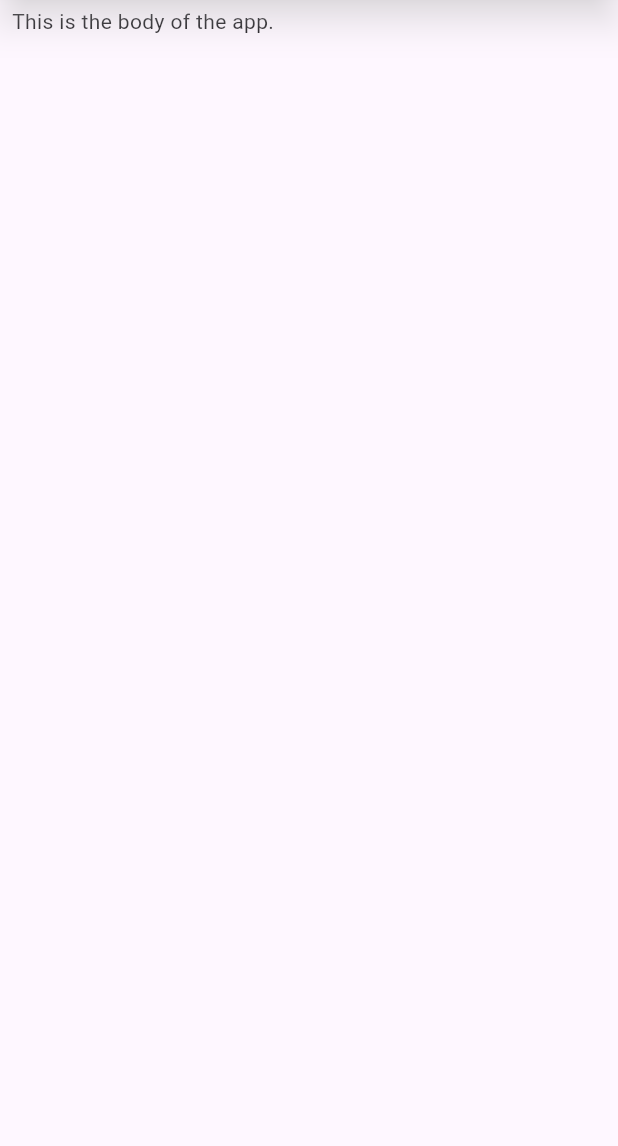
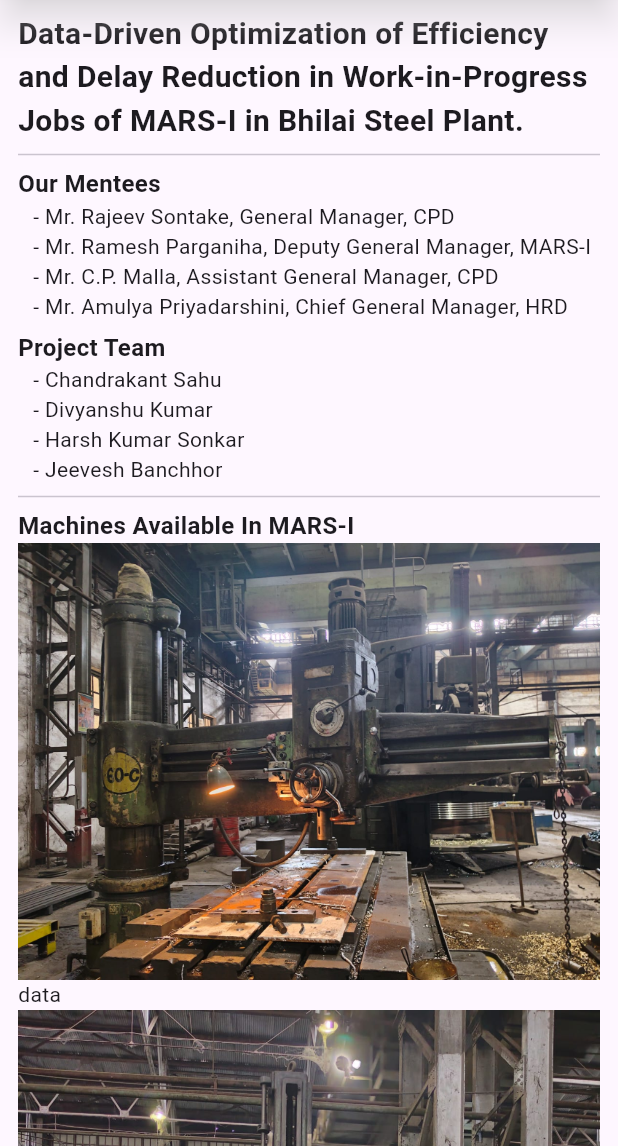
Before and after one commit to Chandrakant0110/bsp_app, a Flutter app: the screen it shows after launch, on a phone screen of 412 x 824 dp, the part 90-1236 px from its top. Run offline on Flutter 3.47's test engine with Material 3 defaults, Android fonts, the phone set to English and light mode, and no system bars.

Commit message:
code changes

```diff
--- a/lib/screens/home_screen.dart
+++ b/lib/screens/home_screen.dart
@@ -50,14 +50,91 @@ class _HomeScreenState extends State<HomeScreen> {
         elevation: 10,
         centerTitle: true,
       ),
-      body: const SingleChildScrollView(
+      body: SingleChildScrollView(
         child: Padding(
-          padding: EdgeInsets.all(8.0),
+          padding: const EdgeInsets.all(12.0),
           child: Column(
+            // mainAxisAlignment: MainAxisAlignment.start,
+            crossAxisAlignment: CrossAxisAlignment.start,
             children: [
-              Text(
-                'This is the body of the app.',
+              const Text(
+                'Data-Driven Optimization of Efficiency and Delay Reduction in Work-in-Progress Jobs of MARS-I in Bhilai Steel Plant.',
+                style: TextStyle(
+                  fontWeight: FontWeight.bold,
+                  fontSize: 20,
+                ),
               ),
+              const Divider(),
+              const Text(
+                'Our Mentees',
+                style: TextStyle(
+                  fontWeight: FontWeight.bold,
+                  fontSize: 16,
+                ),
+              ),
+              const Padding(
+                padding: EdgeInsets.only(left: 10.0),
+                child: Column(
+                  crossAxisAlignment: CrossAxisAlignment.start,
+                  children: [
+                    Text(
+                      '- Mr. Rajeev Sontake, General Manager, CPD',
+                    ),
+                    Text(
+                      '- Mr. Ramesh Parganiha, Deputy General Manager, MARS-I',
+                    ),
+                    Text(
+                      '- Mr. C.P. Malla, Assistant General Manager, CPD',
+                    ),
+                    Text(
+                      '- Mr. Amulya Priyadarshini, Chief General Manager, HRD',
+                    ),
+                  ],
+                ),
+              ),
+              const SizedBox(
+                height: 6,
+              ),
+              const Text(
+                'Project Team',
+                style: TextStyle(
+                  fontWeight: FontWeight.bold,
+                  fontSize: 16,
+                ),
+              ),
+              const Padding(
+                padding: EdgeInsets.only(left: 10.0),
+                child: Column(
+                  crossAxisAlignment: CrossAxisAlignment.start,
+                  children: [
+                    Text(
+                      '- Chandrakant Sahu',
+                    ),
+                    Text(
+                      '- Divyanshu Kumar',
+                    ),
+                    Text(
+                      '- Harsh Kumar Sonkar',
+                    ),
+                    Text(
+                      '- Jeevesh Banchhor',
+                    ),
+                  ],
+                ),
+              ),
+              const Divider(),
+              const Text(
+                'Machines Available In MARS-I',
+                style: TextStyle(
+                  fontWeight: FontWeight.bold,
+                  fontSize: 16,
+                ),
+              ),
+              Image.asset('assets/images/machine_1.jpg'),
+              Text('data'),
+              Image.asset('assets/images/machine_2.jpg'),
+              Text('data'),
+              Image.asset('assets/images/machine_3.jpg'),
             ],
           ),
         ),
```
Also changed, not shown: assets/images/machine_1.jpg (added), assets/images/machine_2.jpg (added), assets/images/machine_3.jpg (added).
